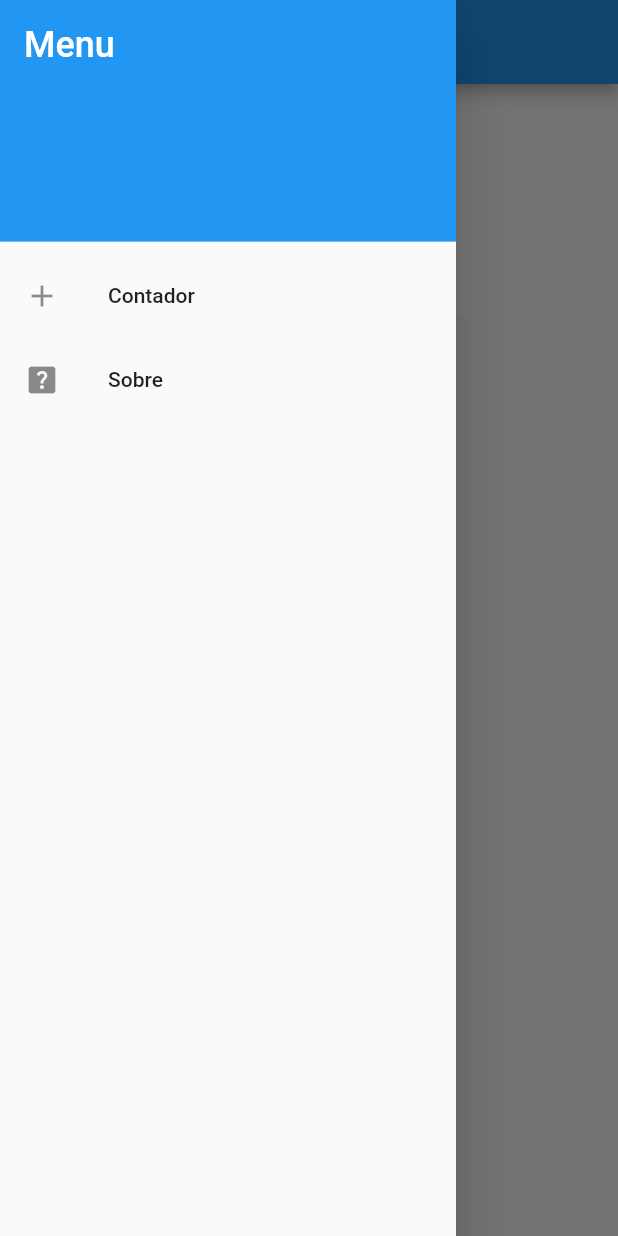
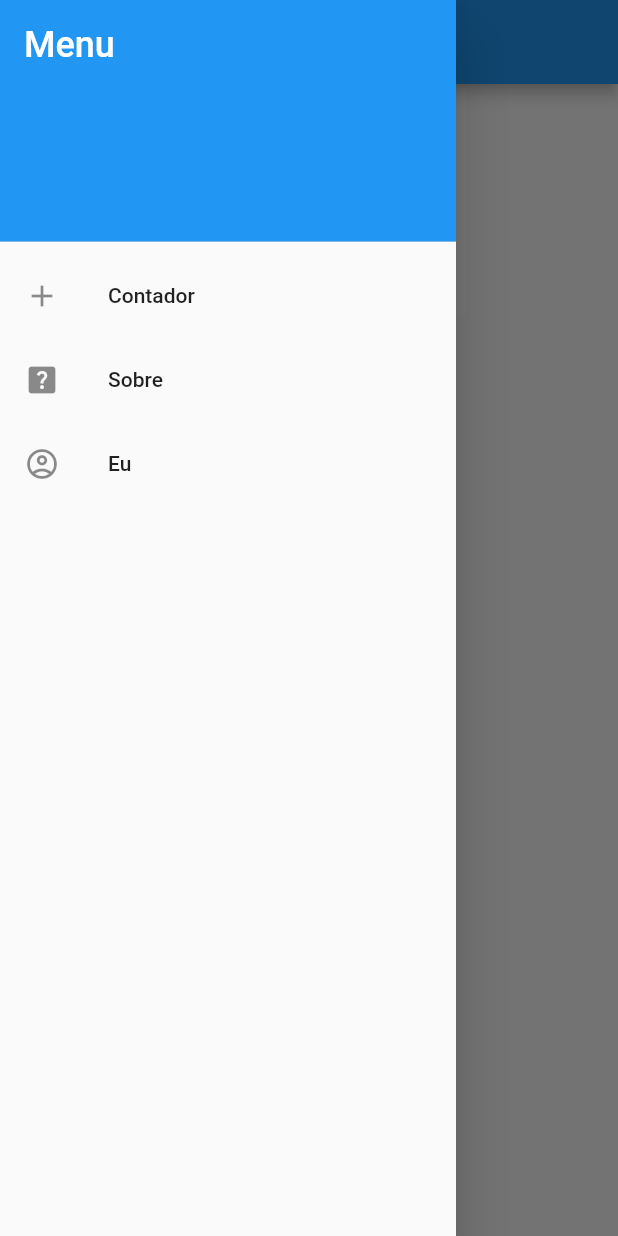
Before and after one commit to EduardaCansi/flutter, a Flutter app: the screen it shows after launch, with the side drawer open, on a phone screen of 412 x 824 dp. Run offline on Flutter 3.47's test engine with Material 2 defaults, Android fonts, the phone set to English and light mode, and no system bars.

```diff
--- a/app_aula/lib/main.dart
+++ b/app_aula/lib/main.dart
@@ -1,6 +1,7 @@
 import 'package:app_aula/telas/contador.dart';
 import 'package:app_aula/telas/home.dart';
 import 'package:app_aula/telas/sobre.dart';
+import 'package:app_aula/telas/matricula.dart';
 import 'package:flutter/material.dart';
 
 void main() {
@@ -23,6 +24,7 @@ class MyApp extends StatelessWidget {
         '/home': (context) => const HomePage(),
         '/contador': (context) => const ContadorPage(title: "Contador"),
         '/sobre': (context) => const SobrePage(),
+        '/matricula': (context) => const MatriculaPage(),
       },
     );
   }
--- a/app_aula/lib/telas/home.dart
+++ b/app_aula/lib/telas/home.dart
@@ -42,6 +42,14 @@ class HomePage extends StatelessWidget {
                 Navigator.of(context).pushNamed('/sobre');
               },
             ),
+            ListTile(
+              leading: const Icon(Icons.account_circle_outlined),
+              title: const Text('Eu'),
+              onTap: () {
+                Navigator.pop(context);
+                Navigator.of(context).pushNamed('/matricula');
+              },
+            ),
           ],
         ),
       ),
--- a/app_aula/pubspec.yaml
+++ b/app_aula/pubspec.yaml
@@ -64,6 +64,7 @@ flutter:
   #   - images/a_dot_burr.jpeg
   #   - images/a_dot_ham.jpeg
       - images/upf.png
+      - images/stitch.png
 
   # An image asset can refer to one or more resolution-specific "variants", see
   # https://flutter.dev/assets-and-images/#resolution-aware
```
Also changed, not shown: app_aula/lib/telas/matricula.dart (added, +27 -0 lines), app_aula/images/stitch.png (added).
